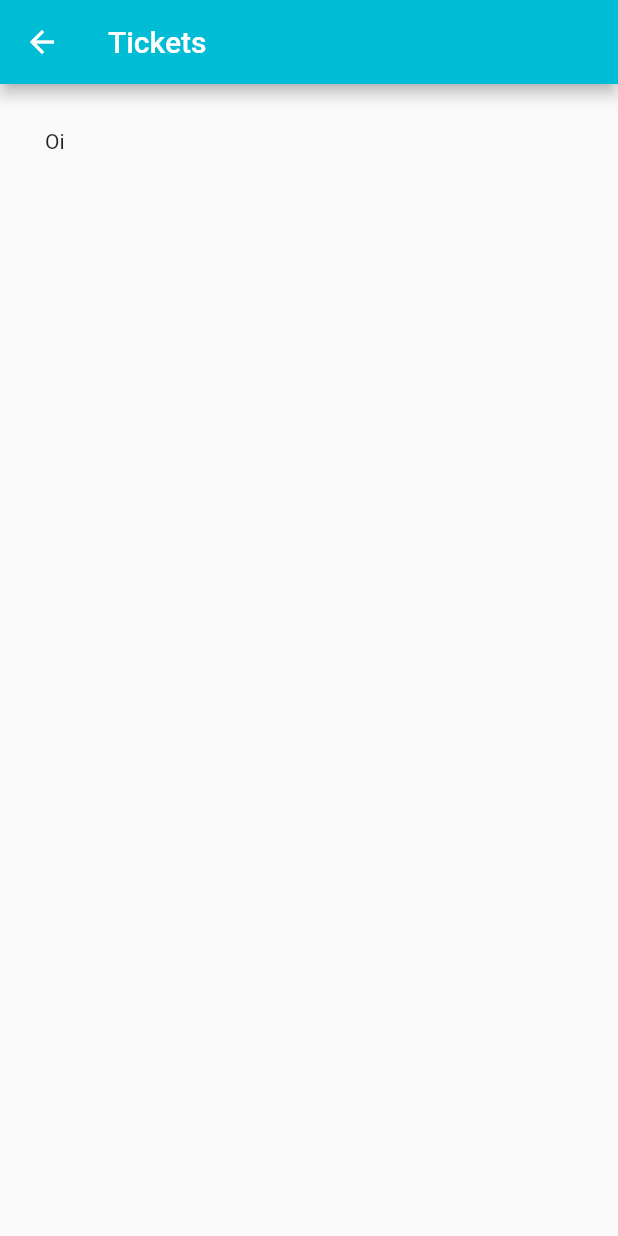
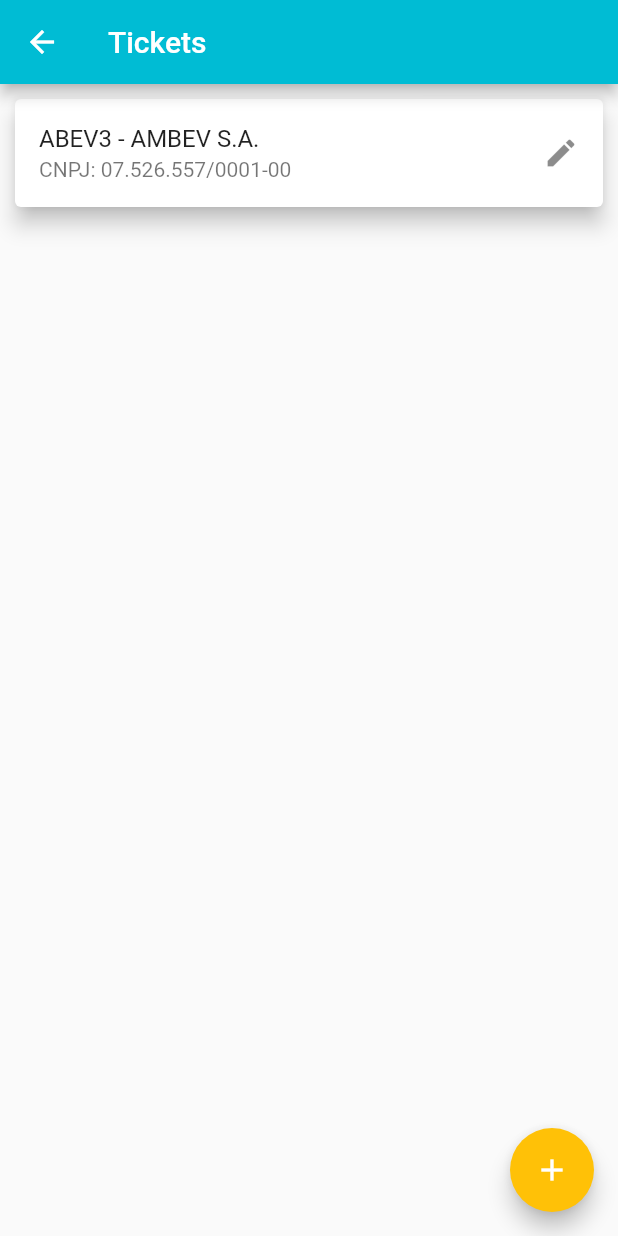
Before and after one commit to suelbrito/precomedio, a Flutter app: the TicketScreen screen opened by its route, on a phone screen of 412 x 824 dp. Run offline on Flutter 3.47's test engine with Material 2 defaults, Android fonts, the phone set to English and light mode, and no system bars.

Commit message:
Lista dos tickets

```diff
--- /dev/null
+++ b/lib/components/ticket_item.dart
@@ -0,0 +1,21 @@
+import 'package:precomedio/modules/ticket/model/ticket_model.dart';
+import 'package:precomedio/utils/app_routes.dart';
+import 'package:flutter/material.dart';
+
+class TicketItem extends StatelessWidget {
+  final Ticket ticket;
+  const TicketItem({Key? key, required this.ticket}) : super(key: key);
+
+  @override
+  Widget build(BuildContext context) {
+    return Card(
+      elevation: 6,
+      margin: const EdgeInsets.all(10),
+      child: ListTile(
+        title: Text(ticket.codigo + " - " + ticket.empresa),
+        subtitle: Text("CNPJ: " + ticket.cnpj),
+        trailing: const Icon(Icons.edit),
+      ),
+    );
+  }
+}
--- /dev/null
+++ b/lib/components/ticket_listview.dart
@@ -0,0 +1,23 @@
+import 'package:precomedio/components/ticket_item.dart';
+import 'package:precomedio/modules/ticket/model/ticket_model.dart';
+import 'package:precomedio/modules/ticket/controller/ticket_controller.dart';
+import 'package:flutter/material.dart';
+import 'package:provider/provider.dart';
+
+class TicketListView extends StatelessWidget {
+  const TicketListView({Key? key}) : super(key: key);
+
+  @override
+  Widget build(BuildContext context) {
+    final provider = Provider.of<TicketController>(context);
+
+    final List<Ticket> loadedTickets = provider.items;
+
+    return Scaffold(
+        body: SafeArea(
+            child: ListView.builder(
+      itemCount: loadedTickets.length,
+      itemBuilder: (context, index) => TicketItem(ticket: loadedTickets[index]),
+    )));
+  }
+}
--- /dev/null
+++ b/lib/data/dummy_data.dart
@@ -0,0 +1,9 @@
+import 'package:precomedio/modules/ticket/model/ticket_model.dart';
+
+final dummyTickets = [
+  Ticket(
+      id: '-N4YdeDTXqux_1HrVONM',
+      codigo: 'ABEV3',
+      empresa: 'AMBEV S.A.',
+      cnpj: '07.526.557/0001-00'),
+];
--- a/lib/screens/tabs_screen.dart
+++ b/lib/modules/app/view/tabs_screen.dart
@@ -1,6 +1,6 @@
 import 'package:precomedio/components/main_drawer.dart';
-import 'package:precomedio/screens/lista_screen.dart';
-import 'package:precomedio/screens/compra_screen.dart';
+import 'package:precomedio/modules/app/view/lista_screen.dart';
+import 'package:precomedio/modules/compra/view/compra_screen.dart';
 import 'package:flutter/material.dart';
 
 class TabsScreen extends StatefulWidget {
--- /dev/null
+++ b/lib/modules/ticket/model/ticket_model.dart
@@ -0,0 +1,12 @@
+class Ticket {
+  final String id;
+  final String codigo;
+  final String empresa;
+  final String cnpj;
+
+  Ticket(
+      {required this.id,
+      required this.codigo,
+      required this.empresa,
+      required this.cnpj});
+}
--- /dev/null
+++ b/lib/modules/ticket/view/ticket_list.dart
@@ -0,0 +1,16 @@
+import 'package:flutter/material.dart';
+import 'package:precomedio/components/ticket_listview.dart';
+
+class TicketList extends StatefulWidget {
+  const TicketList({Key? key}) : super(key: key);
+
+  @override
+  State<TicketList> createState() => _TicketListState();
+}
+
+class _TicketListState extends State<TicketList> {
+  @override
+  Widget build(BuildContext context) {
+    return const TicketListView();
+  }
+}
--- /dev/null
+++ b/lib/modules/ticket/view/ticket_screen.dart
@@ -0,0 +1,38 @@
+import 'package:flutter/material.dart';
+import 'package:precomedio/modules/ticket/view/ticket_list.dart';
+import 'package:precomedio/utils/app_routes.dart';
+
+class TicketScreen extends StatefulWidget {
+  const TicketScreen({Key? key}) : super(key: key);
+
+  @override
+  State<TicketScreen> createState() => _TicketScreenState();
+}
+
+class _TicketScreenState extends State<TicketScreen> {
+  _onClick() {
+    print('clicou!');
+  }
+
+  @override
+  Widget build(BuildContext context) {
+    return Scaffold(
+      appBar: AppBar(
+        title: const Text('Tickets'),
+        leading: InkWell(
+          onTap: () {
+            Navigator.of(context).pushReplacementNamed(AppRoutes.HOME);
+          },
+          child: const Icon(
+            Icons.arrow_back,
+          ),
+        ),
+      ),
+      body: const TicketList(),
+      floatingActionButton: FloatingActionButton(
+        onPressed: _onClick,
+        child: const Icon(Icons.add),
+      ),
+    );
+  }
+}
--- a/pubspec.yaml
+++ b/pubspec.yaml
@@ -34,6 +34,8 @@ dependencies:
   # The following adds the Cupertino Icons font to your application.
   # Use with the CupertinoIcons class for iOS style icons.
   cupertino_icons: ^1.0.2
+  http: ^0.13.4
+  provider: ^6.0.3
 
 dev_dependencies:
   flutter_test:
```
Also changed, not shown: lib/main.dart (+29 -8 lines), lib/modules/ticket/controller/ticket_controller.dart (added, +74 -0 lines), lib/modules/app/view/lista_screen.dart (renamed from lib/screens/lista_screen.dart), lib/modules/compra/view/compra_screen.dart (renamed from lib/screens/compra_screen.dart), lib/modules/ticket/view/ticket_form.dart (renamed from lib/screens/ticket_screen.dart), pubspec.lock.
